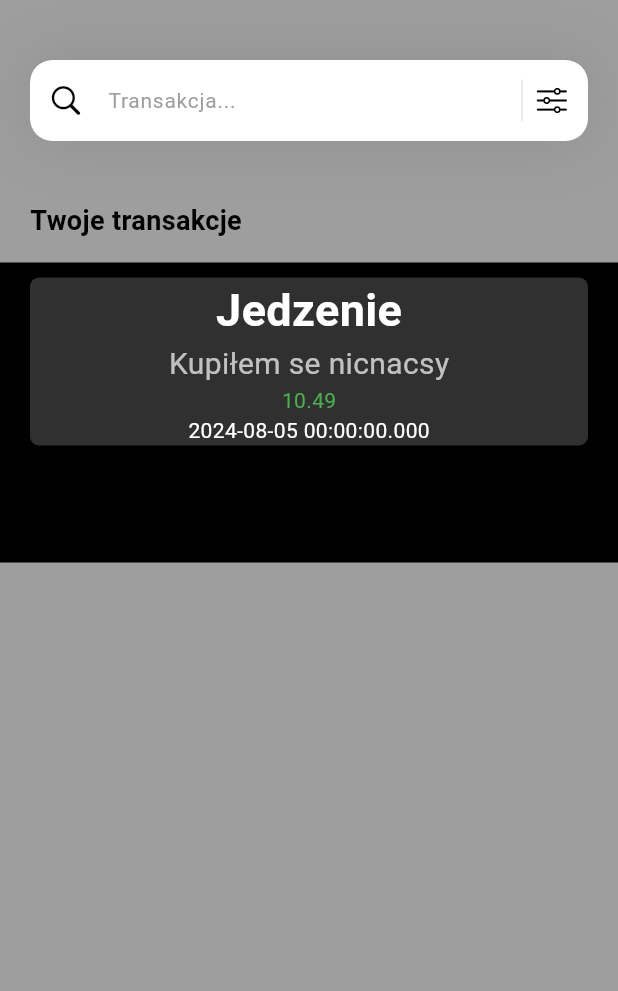
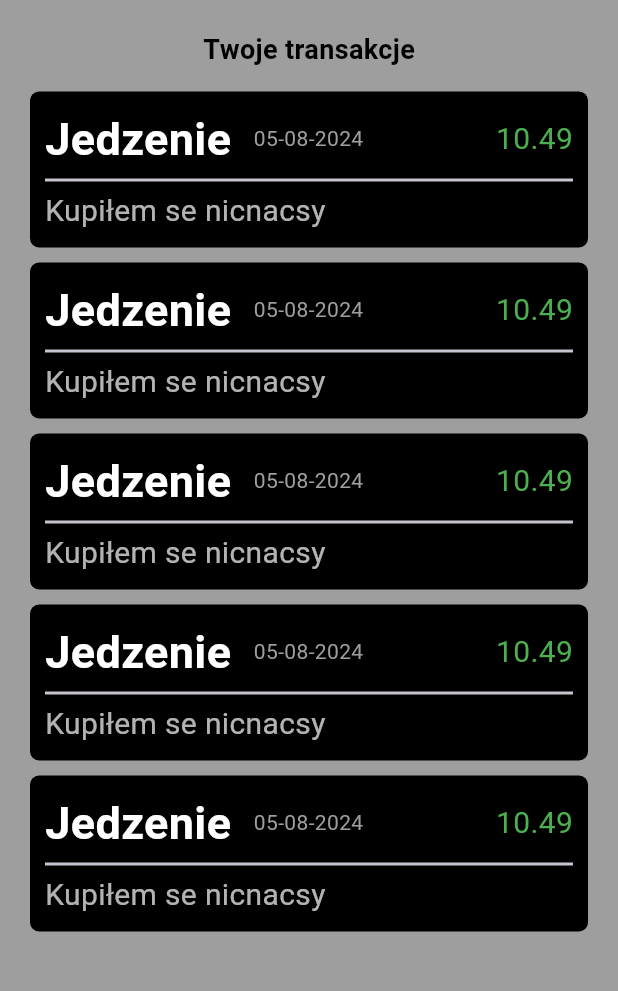
Before and after one commit to Gugson-dev/fund_manager, a Flutter app: the screen it shows after launch, on a phone screen of 412 x 824 dp, the part 84-1075 px from its top. Run offline on Flutter 3.47's test engine with Material 3 defaults, Android fonts, the phone set to English and light mode, and no system bars; Roboto replaces fonts that are missing (Poppins).

Commit message:
added transaction history

```diff
--- a/lib/main.dart
+++ b/lib/main.dart
@@ -13,7 +13,7 @@ class MyApp extends StatelessWidget {
     return  MaterialApp(
       debugShowCheckedModeBanner: false,
       theme: ThemeData(fontFamily: 'Poppins'),
-      home: HomePage()
+      home: const HomePage()
     );
   }
   }
--- a/lib/models/transaction_model.dart
+++ b/lib/models/transaction_model.dart
@@ -1,3 +1,4 @@
+
 class TransactionModel {
   String title;
   String description;
@@ -11,9 +12,43 @@ class TransactionModel {
     required this.date
   });
 
+  get length => null;
+
   static List<TransactionModel> getTransactions() {
     List<TransactionModel> transactions = [];
 
+    transactions.add(
+      TransactionModel(
+        title: 'Jedzenie',
+        description: 'Kupiłem se nicnacsy',
+        value: 10.49,
+        date: DateTime(2024,8,5)
+      )
+    );
+    transactions.add(
+      TransactionModel(
+        title: 'Jedzenie',
+        description: 'Kupiłem se nicnacsy',
+        value: 10.49,
+        date: DateTime(2024,8,5)
+      )
+    );
+    transactions.add(
+      TransactionModel(
+        title: 'Jedzenie',
+        description: 'Kupiłem se nicnacsy',
+        value: 10.49,
+        date: DateTime(2024,8,5)
+      )
+    );
+    transactions.add(
+      TransactionModel(
+        title: 'Jedzenie',
+        description: 'Kupiłem se nicnacsy',
+        value: 10.49,
+        date: DateTime(2024,8,5)
+      )
+    );
     transactions.add(
       TransactionModel(
         title: 'Jedzenie',
--- a/lib/pages/home.dart
+++ b/lib/pages/home.dart
@@ -1,13 +1,17 @@
-import 'package:flutter/cupertino.dart';
 import 'package:flutter/material.dart';
-import 'package:flutter/widgets.dart';
 import '../models/transaction_model.dart';
 import '../widgets/app_bar.dart';
 import '../widgets/search_field.dart';
+import '../widgets/transactions_history.dart';
 
-class HomePage extends StatelessWidget {
-  HomePage({super.key});
+class HomePage extends StatefulWidget {
+  const HomePage({super.key});
 
+  @override
+  State<HomePage> createState() => _HomePageState();
+}
+
+class _HomePageState extends State<HomePage> {
   List<TransactionModel> transactions = [];
 
   void _getTransactions() {
@@ -17,20 +21,22 @@ class HomePage extends StatelessWidget {
   @override
   Widget build(BuildContext context) {
     _getTransactions();
+
     return Scaffold(
       backgroundColor: Colors.grey,
       appBar: appBar(),
-      body:  Column(
-        crossAxisAlignment: CrossAxisAlignment.start,
+      body:  LayoutBuilder(builder: (context, constraints) {
+        return SafeArea(
+          child: ListView(
             children: [
-          searchField(),
-          const SizedBox(height: 40,),
-          Column(
-            crossAxisAlignment: CrossAxisAlignment.start,
+              SizedBox(
+                height: constraints.maxHeight,
+                width: constraints.maxWidth,
+                child: Column(
                   children: [
-              const Padding(
-                padding: EdgeInsets.only(left: 20.0),
-                child: Text(
+                    //searchField(),
+                    const SizedBox(height: 20,),
+                    const Text(
                       'Twoje transakcje',
                       style: TextStyle(
                         color: Colors.black,
@@ -38,66 +44,18 @@ class HomePage extends StatelessWidget {
                         fontWeight: FontWeight.w600
                       ),
                     ),
-              ),
                     const SizedBox(height: 15,),
-              Container(
-                height: 200,
-                color: Colors.black,
-                child: ListView.separated(
-                  itemCount: transactions.length,
-                  scrollDirection: Axis.vertical,
-                  padding: const EdgeInsets.only(
-                    top: 10,
-                    left: 20,
-                    right: 20
-                  ),
-                  separatorBuilder: (context, index) => const SizedBox(height: 25,),
-                  itemBuilder: (context, index) {
-                    return Container(
-                      decoration: BoxDecoration(
-                        color: Colors.grey.withOpacity(0.3),
-                        borderRadius: BorderRadius.circular(6)
-                      ),
-                      child: Column(
-                        mainAxisAlignment: MainAxisAlignment.spaceEvenly,
-                        children: [
-                          Text(
-                            transactions[index].title,
-                            style: const TextStyle(
-                              fontSize: 30,
-                              fontWeight: FontWeight.bold,
-                              color: Colors.white
-                            ),
-                          ),
-                          Text(
-                            transactions[index].description,
-                            style: const TextStyle(
-                              color: Colors.white70,
-                              fontSize: 20,
-                            ),
-                          ),
-                          Text(
-                            transactions[index].value.toString(),
-                            style: TextStyle(
-                              color: transactions[index].value >= 0 ? Colors.green : Colors.red
-                            ),
-                          ),
-                          Text(
-                            transactions[index].date.toString(),
-                            style: const TextStyle(
-                              color: Colors.white
-                            ),
+                    Expanded(
+                      child: transactionHistory(transactions, context)
                     )
                   ],
-                      ),
-                    );
-                  },
-                ),
                 )
-            ],
               )
             ],
           ),
         );
       }
+      ),
+    );
   }
+}
--- /dev/null
+++ b/lib/widgets/transactions_history.dart
@@ -0,0 +1,76 @@
+
+import 'package:flutter/material.dart';
+import 'package:intl/intl.dart';
+import '../models/transaction_model.dart';
+
+  Container transactionHistory(List<TransactionModel> transactions, BuildContext context) {
+    return Container(
+              margin: const EdgeInsets.only(left: 20, right: 20),
+              child: ListView.separated(
+                itemCount: transactions.length,
+                scrollDirection: Axis.vertical,
+                separatorBuilder: (context, index) => const SizedBox(height: 10,),
+                itemBuilder: (context, index) {
+                  return Container(
+                    padding: const EdgeInsets.all(10),
+                    decoration: BoxDecoration(
+                      color: Colors.black,
+                      borderRadius: BorderRadius.circular(6),
+                    ),
+                    child: Column(
+                      mainAxisAlignment: MainAxisAlignment.spaceEvenly,
+                      children: [
+                        Row(
+                          mainAxisAlignment: MainAxisAlignment.start,
+                          children: [
+                            Expanded(
+                              child: Row(
+                                children: [
+                                  Text(
+                                    transactions[index].title,
+                                    style: const TextStyle(
+                                      fontSize: 30,
+                                      fontWeight: FontWeight.bold,
+                                      color: Colors.white
+                                    ),
+                                  ),
+                                  const SizedBox(width: 15,),
+                                  Text(
+                                    DateFormat('dd-MM-yyyy').format(transactions[index].date),
+                                    style: const TextStyle(
+                                      color: Colors.grey
+                                    ),
+                                  ),
+                                ],
+                              ),
+                            ),
+                            Text(
+                              transactions[index].value.toString(),
+                              style: TextStyle(
+                                fontSize: 20,
+                                color: transactions[index].value >= 0 ? Colors.green : Colors.red
+                              ),
+                            )
+                          ],
+                        ),
+                        const Divider(
+                          height: 12,
+                          thickness: 2,
+                        ),
+                        Align(
+                          alignment: Alignment.topLeft,
+                          child: Text(
+                            transactions[index].description,
+                            style: const TextStyle(
+                              color: Colors.white70,
+                              fontSize: 20,
+                            ),
+                          ),
+                        ),
+                      ],
+                    ),
+                  );
+                }
+              )
+    );
+  }
--- a/pubspec.yaml
+++ b/pubspec.yaml
@@ -44,6 +44,7 @@ dependencies:
   provider: ^6.1.2
   google_fonts: ^6.2.1
   flutter_svg: ^2.0.10+1
+  intl: ^0.17.0
 
 dev_dependencies:
   flutter_test:
```
Lines whose indentation alone changed are shown as unchanged.
